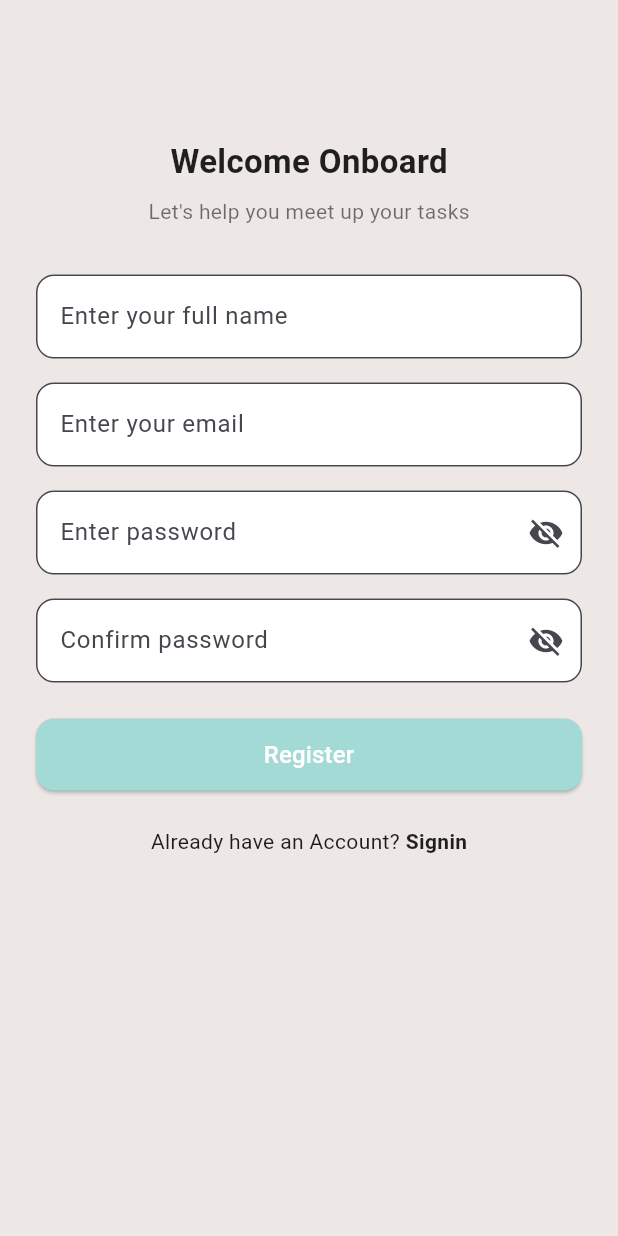
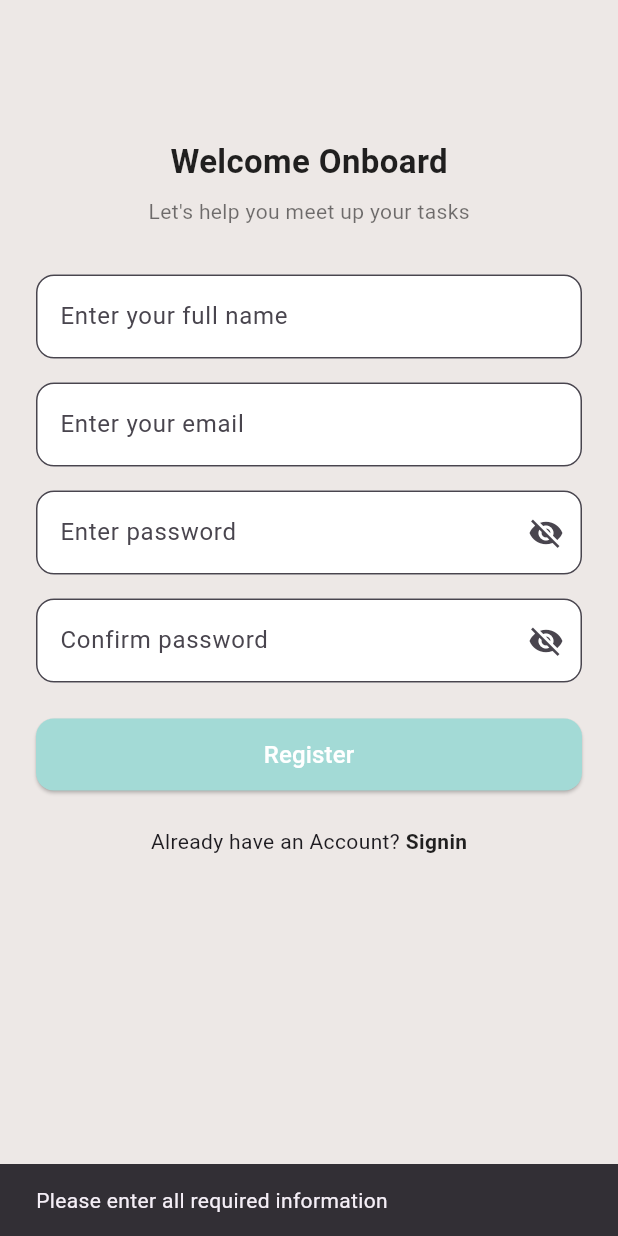
Before and after one commit to DatHoang102003/Jobs_allocate_app, a Flutter app: the RegisterScreen screen opened by its route, after a tap on "Register", on a phone screen of 412 x 824 dp. Run offline on Flutter 3.47's test engine with Material 3 defaults, Android fonts, the phone set to English and light mode, and no system bars; our stand-ins replace shared_preferences; accounts and stored records are empty.

Commit message:
Add backend logic to login and register page

```diff
--- a/task_manager_app/lib/main.dart
+++ b/task_manager_app/lib/main.dart
@@ -1,5 +1,6 @@
 import 'package:flutter/material.dart';
 import 'package:provider/provider.dart';
+import 'package:task_manager_app/screens/Auth/login.dart';
 import 'package:task_manager_app/screens/Auth/register.dart';
 import 'bottom_nav.dart';
 import 'navigation_manager.dart';
@@ -25,7 +26,7 @@ class MyApp extends StatelessWidget {
           colorScheme: ColorScheme.fromSeed(seedColor: Colors.deepPurple),
           useMaterial3: true,
         ),
-        home: const BottomNavScreen(),
+        home: const LoginScreen(),
         routes: {
           RegisterScreen.routeName: (context) => const RegisterScreen(),
           BottomNavScreen.routeName: (context) => const BottomNavScreen(),
--- a/task_manager_app/lib/screens/Auth/register.dart
+++ b/task_manager_app/lib/screens/Auth/register.dart
@@ -1,4 +1,5 @@
 import 'package:flutter/material.dart';
+import 'package:task_manager_app/services/auth_service.dart';
 import '../../navigation_manager.dart';
 import 'login.dart';
 
@@ -15,8 +16,53 @@ class _RegisterScreenState extends State<RegisterScreen> {
   final _emailController = TextEditingController();
   final _passwordController = TextEditingController();
   final _confirmPasswordController = TextEditingController();
+
   bool _obscurePassword = true;
   bool _obscureConfirm = true;
+
+  void _handleRegister() async {
+    final name = _fullNameController.text.trim();
+    final email = _emailController.text.trim();
+    final password = _passwordController.text;
+    final confirmPassword = _confirmPasswordController.text;
+
+    if (name.isEmpty ||
+        email.isEmpty ||
+        password.isEmpty ||
+        confirmPassword.isEmpty) {
+      ScaffoldMessenger.of(context).showSnackBar(
+        const SnackBar(content: Text("Please enter all required information")),
+      );
+      return;
+    }
+    if (password.length < 6) {
+      ScaffoldMessenger.of(context).showSnackBar(
+        const SnackBar(content: Text("Password must be at least 6 characters")),
+      );
+      return;
+    }
+    if (password != confirmPassword) {
+      ScaffoldMessenger.of(context).showSnackBar(
+        const SnackBar(content: Text("Passwords do not match")),
+      );
+      return;
+    }
+
+    final success =
+        await AuthService.registerUser(name, email, password, confirmPassword);
+
+    if (success) {
+      ScaffoldMessenger.of(context).showSnackBar(
+        const SnackBar(
+            content: Text("Registration successful. Please log in.")),
+      );
+      NavigationManager.push(const LoginScreen());
+    } else {
+      ScaffoldMessenger.of(context).showSnackBar(
+        const SnackBar(content: Text("Registration failed. Please try again.")),
+      );
+    }
+  }
 
   @override
   Widget build(BuildContext context) {
@@ -134,7 +180,7 @@ class _RegisterScreenState extends State<RegisterScreen> {
                 height: 48,
                 child: ElevatedButton(
                   onPressed: () {
-                    // xử lý đăng ký ở đây
+                    _handleRegister();
                   },
                   style: ElevatedButton.styleFrom(
                     backgroundColor: const Color(0xFFA3DAD6), // màu xanh nhạt
--- a/task_manager_app/pubspec.yaml
+++ b/task_manager_app/pubspec.yaml
@@ -35,6 +35,8 @@ dependencies:
   # Use with the CupertinoIcons class for iOS style icons.
   cupertino_icons: ^1.0.8
   provider: ^6.1.5
+  http: ^1.4.0
+  shared_preferences: ^2.5.3
 
 dev_dependencies:
   flutter_test:
```
Also changed, not shown: task_manager_app/lib/screens/Auth/login.dart (+18 -10 lines), task_manager_app/lib/services/auth_service.dart (added, +59 -0 lines), 2 other files.
